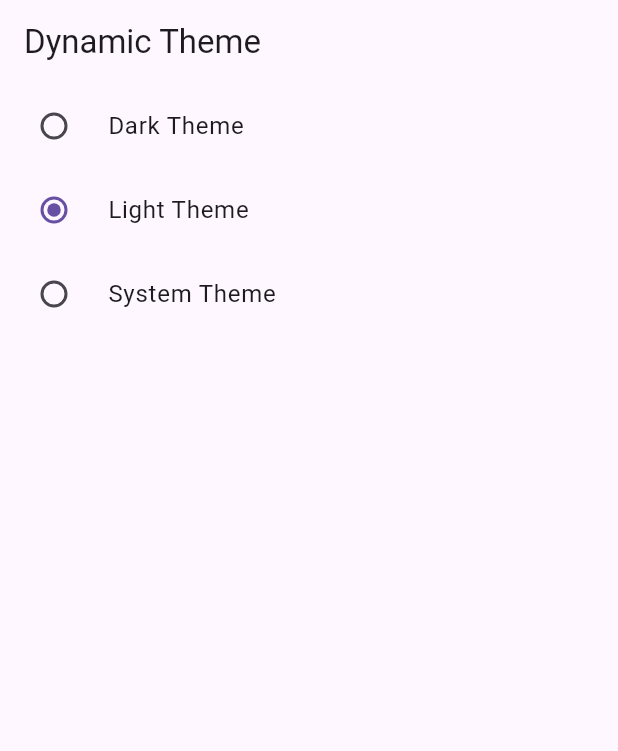
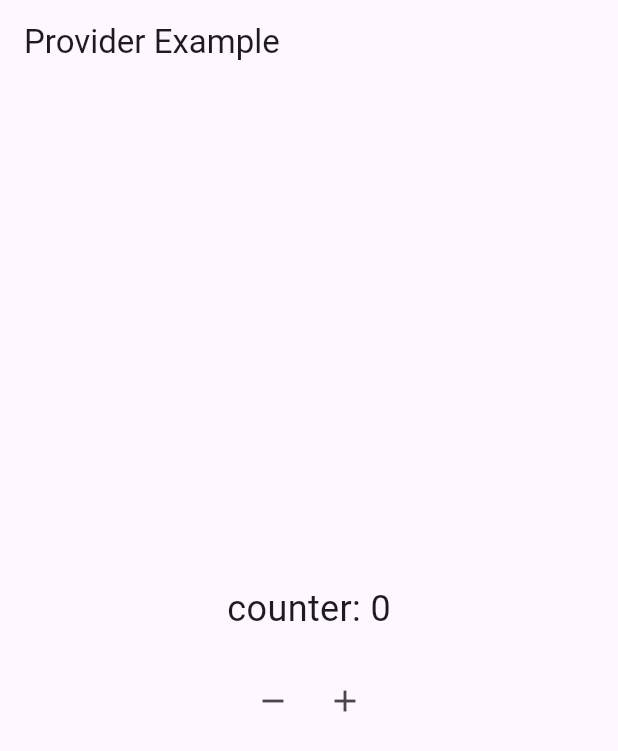
Before and after one commit to AhmadSubadri/starterkit-folder-project-flutter, a Flutter app: the screen it shows after launch, on a phone screen of 412 x 824 dp. Shown: the top 751 px of the screen. Run offline on Flutter 3.47's test engine with Material 3 defaults, Android fonts, the phone set to English and light mode, and no system bars; our stand-ins replace flutter_riverpod, shared_preferences.

Commit message:
state management provider

```diff
--- /dev/null
+++ b/lib/core/providers/counter_provider.dart
@@ -0,0 +1,16 @@
+import 'package:flutter/material.dart';
+
+class CounterProvider with ChangeNotifier {
+  int _count = 0;
+  int get count => _count;
+
+  void increment() {
+    _count++;
+    notifyListeners();
+  }
+
+  void decrement() {
+    _count--;
+    notifyListeners();
+  }
+}
--- /dev/null
+++ b/lib/core/routes.dart
@@ -0,0 +1,6 @@
+import 'package:flutter/material.dart';
+import '../presentation/screens/home_screen.dart';
+
+class AppRoutes {
+  static Map<String, WidgetBuilder> routes = {'/': (context) => HomeScreen()};
+}
--- a/lib/main.dart
+++ b/lib/main.dart
@@ -1,86 +1,30 @@
 import 'package:flutter/material.dart';
-import 'package:flutter_riverpod/flutter_riverpod.dart';
-import 'package:shared_preferences/shared_preferences.dart';
+// import 'core/routes.dart';
+import 'package:provider/provider.dart';
+import 'core/providers/counter_provider.dart';
+import 'presentation/screens/home_screen.dart';
 
 void main() {
-  runApp(ProviderScope(child: MyApp()));
+  runApp(
+    MultiProvider(
+      providers: [
+        ChangeNotifierProvider(create: (context) => CounterProvider()),
+      ],
+      child: MyApp(),
+    ),
+  );
 }
 
-class ThemeNotifier extends ChangeNotifier {
-  // Define your default thememode here
-  ThemeMode themeMode = ThemeMode.light;
-  SharedPreferences? prefs;
-
-  ThemeNotifier() {
-    _init();
-  }
-
-  _init() async {
-    // Get the stored theme from shared preferences
-    prefs = await SharedPreferences.getInstance();
-
-    int theme = prefs?.getInt("theme") ?? themeMode.index;
-    themeMode = ThemeMode.values[theme];
-    notifyListeners();
-  }
-
-  setTheme(ThemeMode mode) {
-    themeMode = mode;
-    notifyListeners();
-    // Save the selected theme using shared preferences
-    prefs?.setInt("theme", mode.index);
-  }
-}
-
-final themeNotifierProvider = ChangeNotifierProvider<ThemeNotifier>(
-  (_) => ThemeNotifier(),
-);
-
-class MyApp extends ConsumerWidget {
+class MyApp extends StatelessWidget {
   const MyApp({super.key});
 
   @override
-  Widget build(BuildContext context, WidgetRef ref) {
-    final themeNotifier = ref.watch(themeNotifierProvider);
-
+  Widget build(BuildContext context) {
     return MaterialApp(
+      debugShowCheckedModeBanner: false,
       title: 'Flutter Demo',
-      themeMode: themeNotifier.themeMode,
-      // Define your themes here
-      theme: ThemeData.light(),
-      darkTheme: ThemeData.dark(),
-      home: HomePage(),
+      // routes: AppRoutes.routes,
+      home: HomeScreen(),
     );
   }
 }
-
-class HomePage extends ConsumerWidget {
-  const HomePage({super.key});
-
-  @override
-  Widget build(BuildContext context, WidgetRef ref) {
-    final notifier = ref.watch(themeNotifierProvider);
-
-    return Scaffold(
-      appBar: AppBar(title: Text("Dynamic Theme")),
-      body: Column(
-        children: [
-          _singleTile("Dark Theme", ThemeMode.dark, notifier),
-          _singleTile("Light Theme", ThemeMode.light, notifier),
-          _singleTile("System Theme", ThemeMode.system, notifier),
-        ],
-      ),
-    );
-  }
-
-  Widget _singleTile(String title, ThemeMode mode, ThemeNotifier notifier) {
-    return RadioListTile<ThemeMode>(
-      value: mode,
-      title: Text(title),
-      groupValue: notifier.themeMode,
-      onChanged: (val) {
-        if (val != null) notifier.setTheme(val);
-      },
-    );
-  }
-}
--- /dev/null
+++ b/lib/presentation/screens/home_screen.dart
@@ -0,0 +1,40 @@
+import 'package:flutter/material.dart';
+import 'package:provider/provider.dart';
+import '../../core/providers/counter_provider.dart';
+
+class HomeScreen extends StatelessWidget {
+  const HomeScreen({super.key});
+
+  @override
+  Widget build(BuildContext context) {
+    final counterProvider = Provider.of<CounterProvider>(context);
+    return Scaffold(
+      appBar: AppBar(title: Text('Provider Example')),
+      body: Center(
+        child: Column(
+          mainAxisAlignment: MainAxisAlignment.center,
+          children: [
+            Text(
+              'counter: ${counterProvider.count}',
+              style: TextStyle(fontSize: 24),
+            ),
+            SizedBox(height: 20),
+            Row(
+              mainAxisAlignment: MainAxisAlignment.center,
+              children: [
+                IconButton(
+                  onPressed: counterProvider.decrement,
+                  icon: Icon(Icons.remove),
+                ),
+                IconButton(
+                  onPressed: counterProvider.increment,
+                  icon: Icon(Icons.add),
+                ),
+              ],
+            ),
+          ],
+        ),
+      ),
+    );
+  }
+}
--- a/pubspec.yaml
+++ b/pubspec.yaml
@@ -36,6 +36,7 @@ dependencies:
   cupertino_icons: ^1.0.8
   flutter_riverpod: ^2.6.1
   shared_preferences: ^2.5.2
+  provider: ^6.1.2
 
 dev_dependencies:
   flutter_test:
```
Also changed, not shown: lib/core/theme/darklightmode.dart (added, +86 -0 lines), lib/presentation/screens/component/onboarding.dart (renamed from lib/screens/component/onboarding.dart), pubspec.lock, 10 other files.
